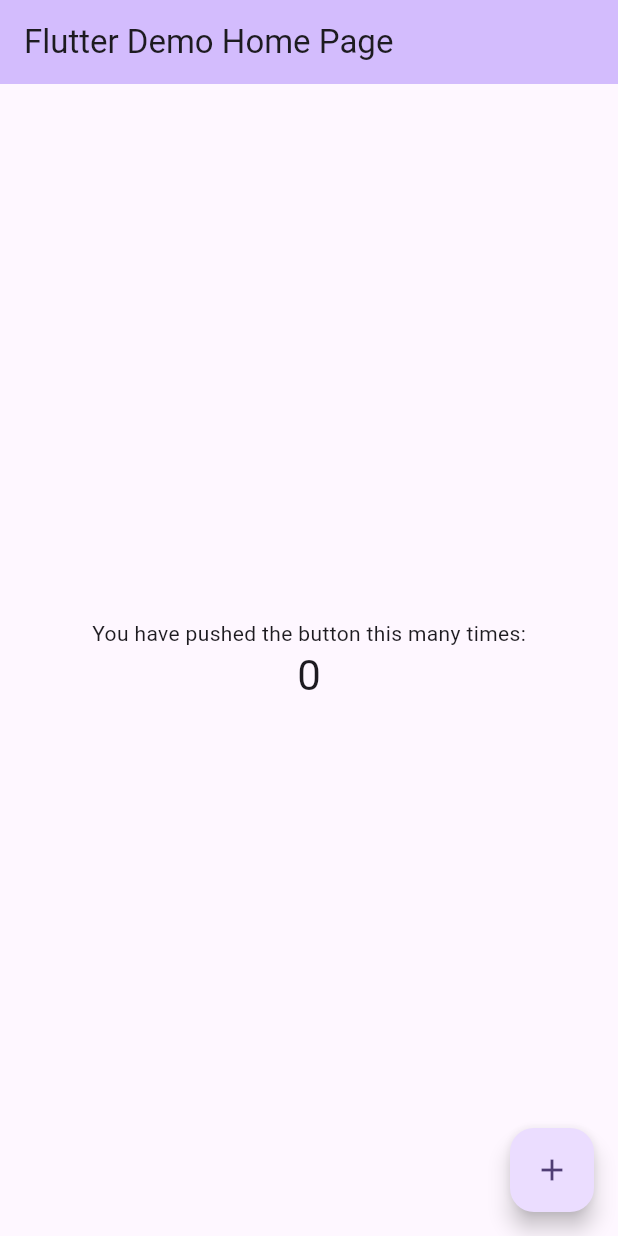
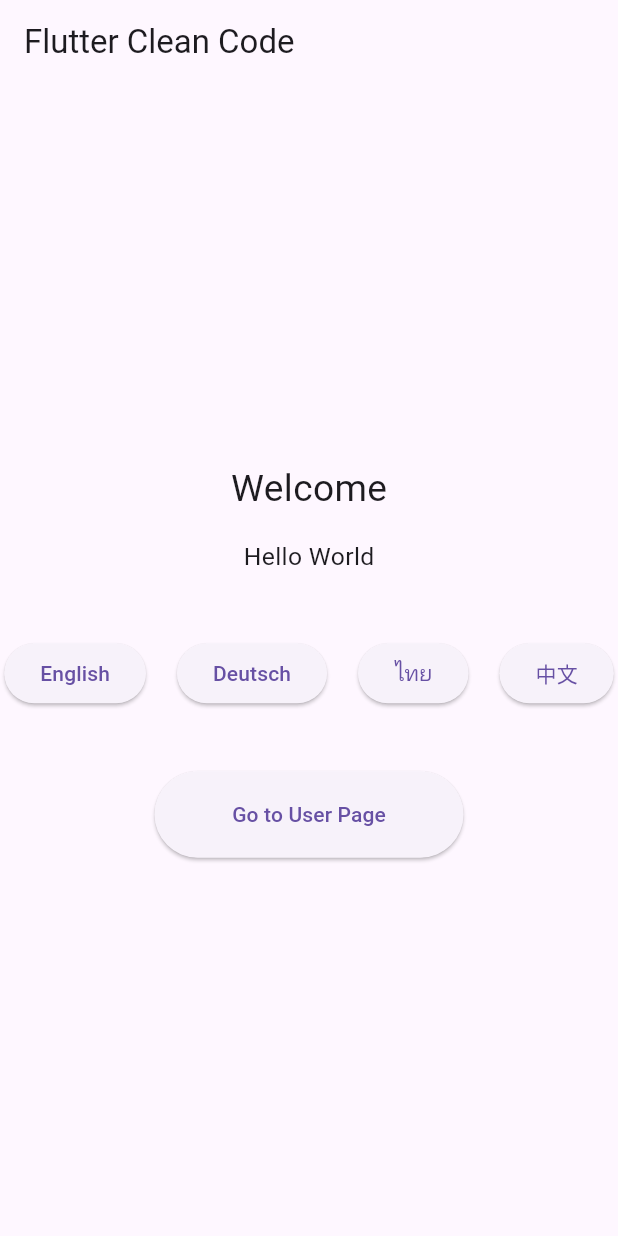
Before and after one commit to aunji/flutter_clean_architecture, a Flutter app: the screen it shows after launch, on a phone screen of 412 x 824 dp. Run offline on Flutter 3.47's test engine with Material 3 defaults, Android fonts, the phone set to English and light mode, and no system bars; our stand-ins replace get, get_storage.

Commit message:
create and code Starter , localization, theme, responsive design, routes

```diff
--- /dev/null
+++ b/lib/core/bindings/initial_bindings.dart
@@ -0,0 +1,9 @@
+import 'package:get/get.dart';
+import '../../modules/home/controllers/home_controller.dart';
+
+class InitialBindings extends Bindings {
+  @override
+  void dependencies() {
+    Get.lazyPut<HomeController>(() => HomeController());
+  }
+}
--- a/lib/main.dart
+++ b/lib/main.dart
@@ -1,125 +1,25 @@
 import 'package:flutter/material.dart';
+import 'package:get/get.dart';
+import 'core/bindings/initial_bindings.dart';
+import 'modules/home/views/home_view.dart';
+import 'translations/translations.dart';
 
 void main() {
-  runApp(const MyApp());
+  runApp(MyApp());
 }
 
 class MyApp extends StatelessWidget {
-  const MyApp({super.key});
-
-  // This widget is the root of your application.
   @override
   Widget build(BuildContext context) {
-    return MaterialApp(
-      title: 'Flutter Demo',
-      theme: ThemeData(
-        // This is the theme of your application.
-        //
-        // TRY THIS: Try running your application with "flutter run". You'll see
-        // the application has a purple toolbar. Then, without quitting the app,
-        // try changing the seedColor in the colorScheme below to Colors.green
-        // and then invoke "hot reload" (save your changes or press the "hot
-        // reload" button in a Flutter-supported IDE, or press "r" if you used
-        // the command line to start the app).
-        //
-        // Notice that the counter didn't reset back to zero; the application
-        // state is not lost during the reload. To reset the state, use hot
-        // restart instead.
-        //
-        // This works for code too, not just values: Most code changes can be
-        // tested with just a hot reload.
-        colorScheme: ColorScheme.fromSeed(seedColor: Colors.deepPurple),
-        useMaterial3: true,
-      ),
-      home: const MyHomePage(title: 'Flutter Demo Home Page'),
+    return GetMaterialApp(
+      title: 'Flutter Clean Architecture',
+      initialBinding: InitialBindings(),
+      home: HomeView(),
+      translations: AppTranslations(),
+      locale: Get.deviceLocale,
+      theme: ThemeData.light(),
+      darkTheme: ThemeData.dark(),
+      themeMode: ThemeMode.system,
     );
   }
 }
-
-class MyHomePage extends StatefulWidget {
-  const MyHomePage({super.key, required this.title});
-
-  // This widget is the home page of your application. It is stateful, meaning
-  // that it has a State object (defined below) that contains fields that affect
-  // how it looks.
-
-  // This class is the configuration for the state. It holds the values (in this
-  // case the title) provided by the parent (in this case the App widget) and
-  // used by the build method of the State. Fields in a Widget subclass are
-  // always marked "final".
-
-  final String title;
-
-  @override
-  State<MyHomePage> createState() => _MyHomePageState();
-}
-
-class _MyHomePageState extends State<MyHomePage> {
-  int _counter = 0;
-
-  void _incrementCounter() {
-    setState(() {
-      // This call to setState tells the Flutter framework that something has
-      // changed in this State, which causes it to rerun the build method below
-      // so that the display can reflect the updated values. If we changed
-      // _counter without calling setState(), then the build method would not be
-      // called again, and so nothing would appear to happen.
-      _counter++;
-    });
-  }
-
-  @override
-  Widget build(BuildContext context) {
-    // This method is rerun every time setState is called, for instance as done
-    // by the _incrementCounter method above.
-    //
-    // The Flutter framework has been optimized to make rerunning build methods
-    // fast, so that you can just rebuild anything that needs updating rather
-    // than having to individually change instances of widgets.
-    return Scaffold(
-      appBar: AppBar(
-        // TRY THIS: Try changing the color here to a specific color (to
-        // Colors.amber, perhaps?) and trigger a hot reload to see the AppBar
-        // change color while the other colors stay the same.
-        backgroundColor: Theme.of(context).colorScheme.inversePrimary,
-        // Here we take the value from the MyHomePage object that was created by
-        // the App.build method, and use it to set our appbar title.
-        title: Text(widget.title),
-      ),
-      body: Center(
-        // Center is a layout widget. It takes a single child and positions it
-        // in the middle of the parent.
-        child: Column(
-          // Column is also a layout widget. It takes a list of children and
-          // arranges them vertically. By default, it sizes itself to fit its
-          // children horizontally, and tries to be as tall as its parent.
-          //
-          // Column has various properties to control how it sizes itself and
-          // how it positions its children. Here we use mainAxisAlignment to
-          // center the children vertically; the main axis here is the vertical
-          // axis because Columns are vertical (the cross axis would be
-          // horizontal).
-          //
-          // TRY THIS: Invoke "debug painting" (choose the "Toggle Debug Paint"
-          // action in the IDE, or press "p" in the console), to see the
-          // wireframe for each widget.
-          mainAxisAlignment: MainAxisAlignment.center,
-          children: <Widget>[
-            const Text(
-              'You have pushed the button this many times:',
-            ),
-            Text(
-              '$_counter',
-              style: Theme.of(context).textTheme.headlineMedium,
-            ),
-          ],
-        ),
-      ),
-      floatingActionButton: FloatingActionButton(
-        onPressed: _incrementCounter,
-        tooltip: 'Increment',
-        child: const Icon(Icons.add),
-      ), // This trailing comma makes auto-formatting nicer for build methods.
-    );
-  }
-}
--- /dev/null
+++ b/lib/modules/home/controllers/home_controller.dart
@@ -0,0 +1,9 @@
+import 'package:flutter/material.dart';
+import 'package:get/get.dart';
+
+class HomeController extends GetxController {
+  void changeLanguage(String langCode) {
+    var locale = Locale(langCode.split('_')[0], langCode.split('_')[1]);
+    Get.updateLocale(locale);
+  }
+}
--- /dev/null
+++ b/lib/modules/home/views/home_view.dart
@@ -0,0 +1,87 @@
+import 'package:flutter/material.dart';
+import 'package:get/get.dart';
+import '../controllers/home_controller.dart';
+
+class HomeView extends StatelessWidget {
+  final HomeController homeController = Get.put(HomeController());
+
+  @override
+  Widget build(BuildContext context) {
+    final width = Get.width;
+    final height = Get.height;
+
+    return Scaffold(
+      appBar: AppBar(
+        title: Text('Flutter Clean Code'),
+      ),
+      body: Center(
+        child: Column(
+          mainAxisAlignment: MainAxisAlignment.center,
+          children: <Widget>[
+            // Display localized welcome message
+            Text(
+              'title'.tr,
+              style: TextStyle(fontSize: width * 0.06),
+            ),
+            SizedBox(height: Get.height * 0.02),
+            // Display localized hello message
+            Text(
+              'hello'.tr,
+              style: TextStyle(fontSize: width * 0.04),
+            ),
+            SizedBox(height: height * 0.05),
+            // Language selection buttons
+            Row(
+              mainAxisAlignment: MainAxisAlignment.center,
+              children: <Widget>[
+                ElevatedButton(
+                  onPressed: () {
+                    // Change to English
+                    homeController.changeLanguage('en_US');
+                  },
+                  child: Text('English'),
+                ),
+                SizedBox(width: width * 0.05),
+                ElevatedButton(
+                  onPressed: () {
+                    // Change to German
+                    homeController.changeLanguage('de_DE');
+                  },
+                  child: Text('Deutsch'),
+                ),
+                SizedBox(width: width * 0.05),
+                ElevatedButton(
+                  onPressed: () {
+                    // Change to Thai
+                    homeController.changeLanguage('th_TH');
+                  },
+                  child: Text('ไทย'),
+                ),
+                SizedBox(width: width * 0.05),
+                ElevatedButton(
+                  onPressed: () {
+                    // Change to Chinese
+                    homeController.changeLanguage('cn_CN');
+                  },
+                  child: Text('中文'),
+                ),
+              ],
+            ),
+            SizedBox(height: height * 0.05), // 5% of screen height
+            // Button to go to User Page
+            ElevatedButton(
+              onPressed: () {
+                Get.toNamed('/user');
+              },
+              child: Text('Go to User Page'),
+              style: ElevatedButton.styleFrom(
+                minimumSize:
+                    Size(width * 0.5, height * 0.07), // 50% width and 7% height
+              ),
+            ),
+          ],
+        ),
+      ),
+    );
+  }
+}
--- /dev/null
+++ b/lib/translations/cn_cn.dart
@@ -0,0 +1,4 @@
+const Map<String, String> cnCN = {
+  'title': '歡迎',
+  'hello': '你好世界',
+};
--- /dev/null
+++ b/lib/translations/de_de.dart
@@ -0,0 +1,4 @@
+const Map<String, String> deDE = {
+  'title': 'Willkommen',
+  'hello': 'Hallo Welt',
+};
--- /dev/null
+++ b/lib/translations/en_us.dart
@@ -0,0 +1,4 @@
+const Map<String, String> enUS = {
+  'title': 'Welcome',
+  'hello': 'Hello World',
+};
--- /dev/null
+++ b/lib/translations/th_th.dart
@@ -0,0 +1,4 @@
+const Map<String, String> thTH = {
+  'title': 'ยินดีต้อนรับ',
+  'hello': 'สวัสดีโลก',
+};
--- /dev/null
+++ b/lib/translations/translations.dart
@@ -0,0 +1,15 @@
+import 'package:get/get.dart';
+import 'en_us.dart';
+import 'de_de.dart';
+import 'th_th.dart';
+import 'cn_cn.dart';
+
+class AppTranslations extends Translations {
+  @override
+  Map<String, Map<String, String>> get keys => {
+        'en_US': enUS,
+        'de_DE': deDE,
+        'th_TH': thTH,
+        'cn_CN': cnCN,
+      };
+}
```
Also changed, not shown: lib/core/routes/app_pages.dart (added, +23 -0 lines), lib/core/theme/app_themes.dart (added, +19 -0 lines), lib/core/theme/theme_service.dart (added, +19 -0 lines), lib/modules/user/bindings/user_binding.dart (added, +9 -0 lines), lib/modules/user/controllers/user_controller.dart (added, +22 -0 lines), lib/modules/user/models/user_model.dart (added, +15 -0 lines), lib/modules/user/views/user_view.dart (added, +28 -0 lines), lib/services/api_service.dart (added, +15 -0 lines), pubspec.yaml (+5 -5 lines), pubspec.lock, 1 other file.
